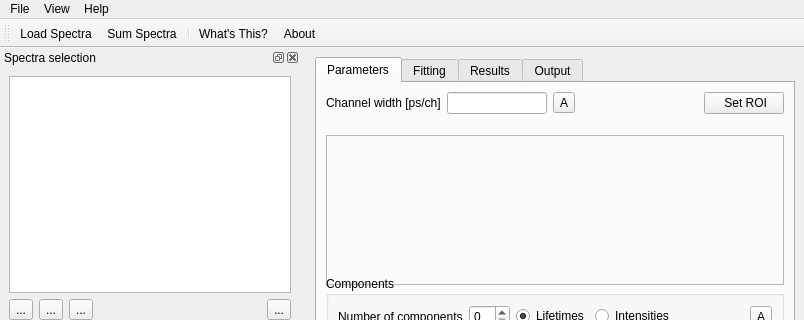
This is PAScualGUI.ui in cpascual/PAScual as Qt 5 draws it before an edit; both pictures show x 0 to 804 and y 0 to 320 of the 804 by 638 pixel window. The edited form follows.
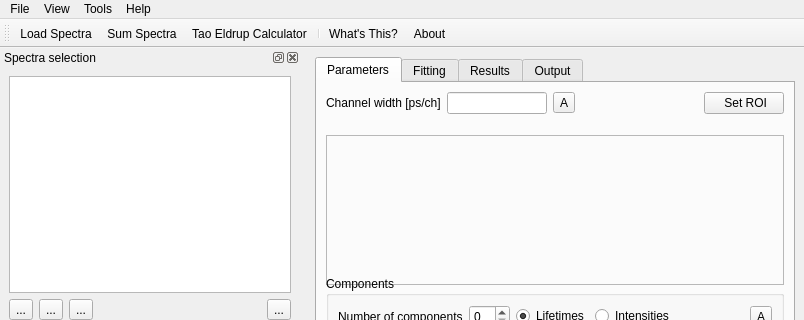
This is the edited form. Icons and pictures are not drawn.

Commit message: Added: Tao-Eldrup Calculator can be launched from the main PAScualGUI window. Added: very basic Manual browsing

What changed in the file:
```diff
--- a/PAScualGUI.ui
+++ b/PAScualGUI.ui
@@ -1063,8 +1063,17 @@
     <addaction name="separator" />
     <addaction name="actionAbout" />
    </widget>
+   <widget class="QMenu" name="menuTools" >
+    <property name="title" >
+     <string>Tools</string>
+    </property>
+    <addaction name="actionSimulate_spectrum" />
+    <addaction name="actionSum_Spectra" />
+    <addaction name="actionTao_Eldrup_Calculator" />
+   </widget>
    <addaction name="menuFile" />
    <addaction name="menuView" />
+   <addaction name="menuTools" />
    <addaction name="menuHelp" />
   </widget>
   <widget class="QStatusBar" name="statusbar" />
@@ -1322,6 +1331,7 @@
    </attribute>
    <addaction name="actionLoad_Spectra" />
    <addaction name="actionSum_Spectra" />
+   <addaction name="actionTao_Eldrup_Calculator" />
    <addaction name="separator" />
    <addaction name="actionWhat_s_This" />
    <addaction name="actionAbout" />
@@ -1417,6 +1427,14 @@
     <string>Copy Results (Selection)</string>
    </property>
   </action>
+  <action name="actionTao_Eldrup_Calculator" >
+   <property name="icon" >
+    <iconset resource="PAScual.qrc" >:/Icons/icons/mine/TaoEldrup64x64.png</iconset>
+   </property>
+   <property name="text" >
+    <string>Tao Eldrup Calculator</string>
+   </property>
+  </action>
  </widget>
  <resources>
   <include location="PAScual.qrc" />
```
Left out of the diff: 3 changed lines with no effect on the pictures. The commit also changes 10 other files.
